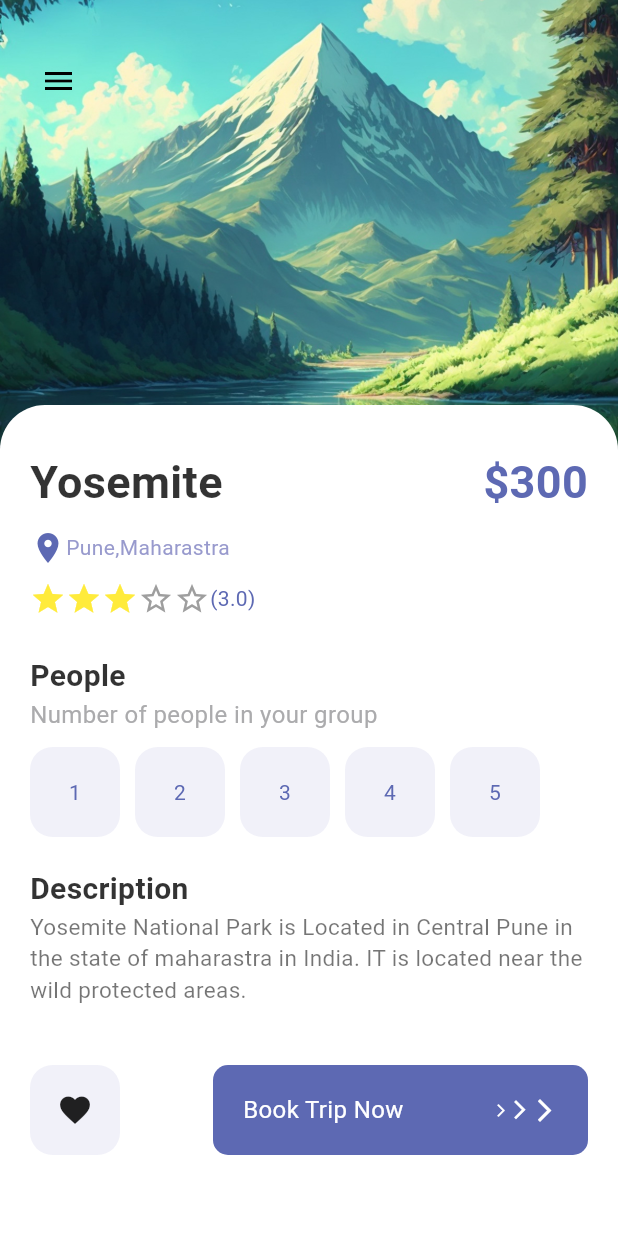
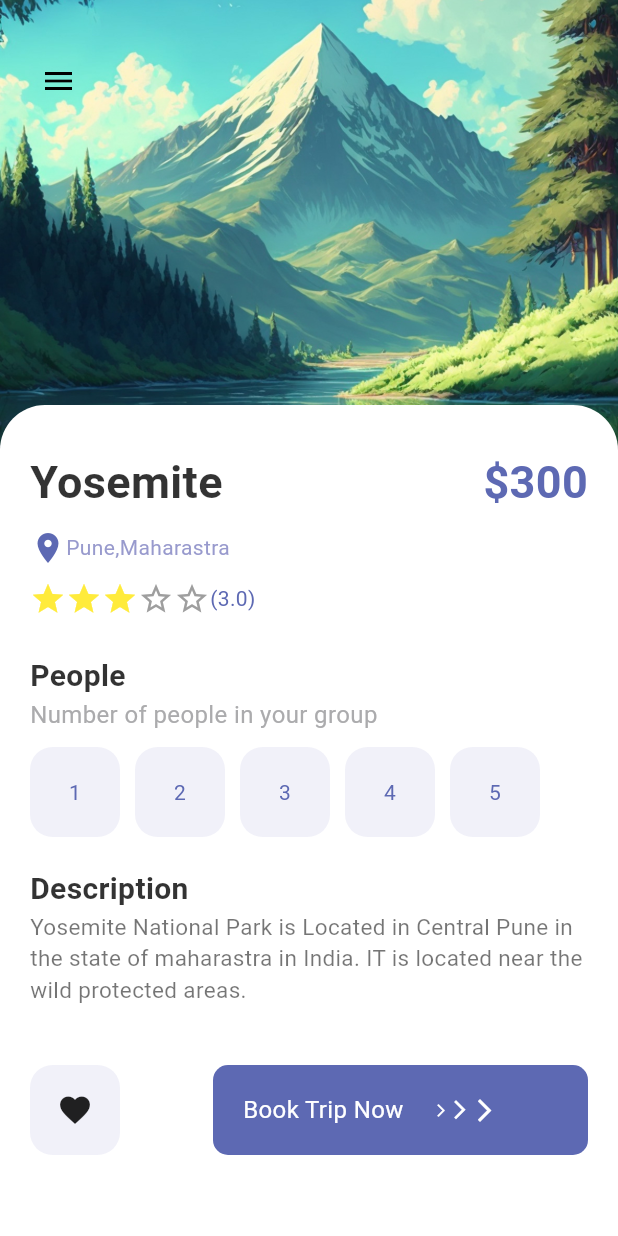
Before and after one commit to Harsh-trivs/TravelAppFlutter, a Flutter app: the DetailPage screen opened directly, after a tap on the "favorite outline" icon, on a phone screen of 412 x 824 dp. Run offline on Flutter 3.47's test engine with Material 2 defaults, Android fonts, the phone set to English and light mode, and no system bars.

Commit message:
linked pages

```diff
--- a/lib/main.dart
+++ b/lib/main.dart
@@ -1,6 +1,7 @@
 import 'package:flutter/material.dart';
 import 'package:learning_demo/pages/NavPages/main_page.dart';
 import 'package:learning_demo/pages/detail_page.dart';
+import 'package:learning_demo/pages/navPages/home_page.dart';
 import 'package:learning_demo/pages/welcome_pages.dart';
 
 void main() {
@@ -34,6 +35,6 @@ class MyApp extends StatelessWidget {
           colorScheme: ColorScheme.fromSeed(seedColor: Colors.deepPurple),
           useMaterial3: true,
         ),
-        home: DetailPage());
+        home: WelcomePage());
   }
 }
--- a/lib/widgets/responsiveButton.dart
+++ b/lib/widgets/responsiveButton.dart
@@ -4,7 +4,7 @@ import 'package:learning_demo/misc/colors.dart';
 class ResponiveButton extends StatelessWidget {
   bool? isResponsive;
   double? width;
-  bool? isText;
+  bool isText = false;
   String? text;
   TextStyle? textStyle;
 
@@ -12,7 +12,7 @@ class ResponiveButton extends StatelessWidget {
       {super.key,
       this.width,
       this.isResponsive = false,
-      this.isText,
+      required this.isText,
       this.textStyle,
       this.text});
 
@@ -24,9 +24,9 @@ class ResponiveButton extends StatelessWidget {
           borderRadius: BorderRadius.circular(10), color: AppColors.mainColor),
       height: 60,
       child: Row(
-        mainAxisAlignment: MainAxisAlignment.spaceBetween,
+        // mainAxisAlignment: MainAxisAlignment.spaceBetween,
         children: [
-          isText!
+          isText
               ? Container(
                   margin: EdgeInsets.only(left: 20),
                   child: Text(
@@ -34,10 +34,14 @@ class ResponiveButton extends StatelessWidget {
                     style: textStyle,
                   ),
                 )
-              : SizedBox(height: 0, width: 0),
+              : SizedBox(),
           Container(
             margin: EdgeInsets.only(right: 20),
+            padding: EdgeInsets.only(right: 20),
             child: Row(mainAxisAlignment: MainAxisAlignment.center, children: [
+              SizedBox(
+                width: 20,
+              ),
               Icon(
                 Icons.arrow_forward_ios_outlined,
                 color: Colors.white,
```
Also changed, not shown: lib/pages/navPages/home_page.dart (+8 -1 lines), lib/pages/welcome_pages.dart (+11 -2 lines).
